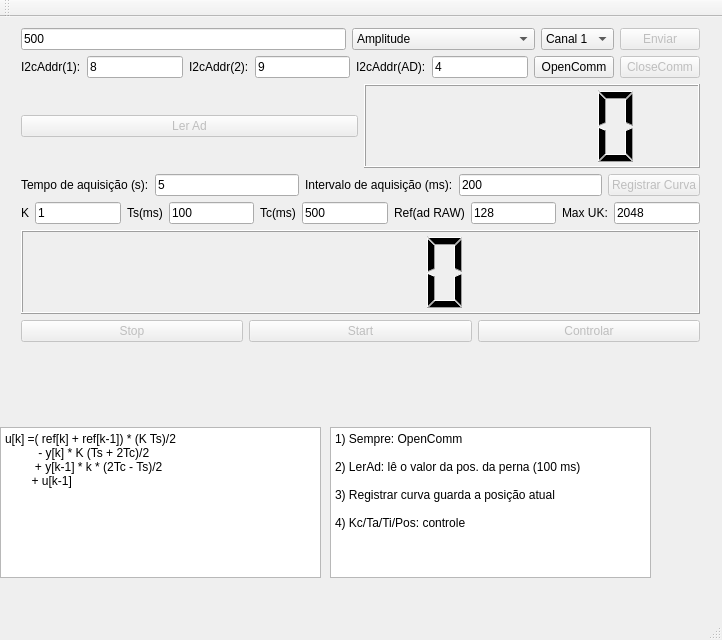
xtarke/estimulator, file controlador_qt/src/mainwindow.ui: the form before one commit.
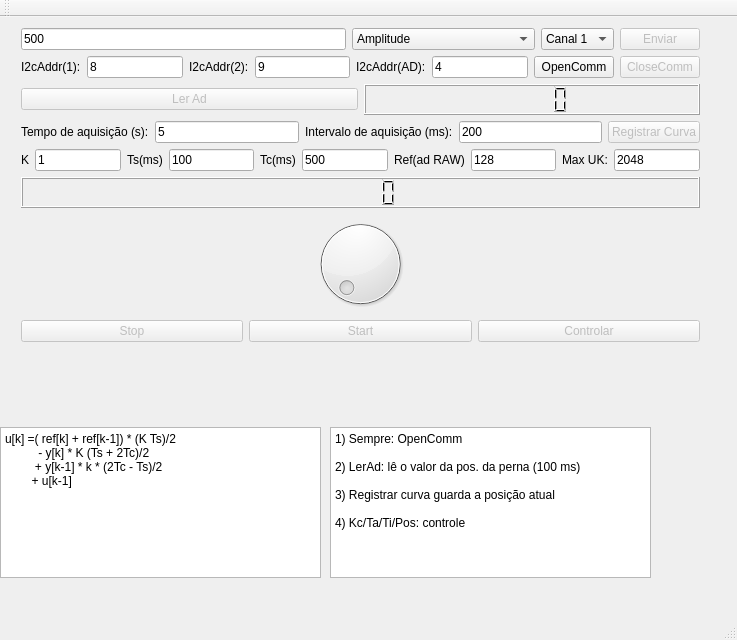
The form after the commit.

```diff
--- a/controlador_qt/src/mainwindow.ui
+++ b/controlador_qt/src/mainwindow.ui
@@ -6,7 +6,7 @@
    <rect>
     <x>0</x>
     <y>0</y>
-    <width>722</width>
+    <width>737</width>
     <height>640</height>
    </rect>
   </property>
@@ -343,6 +343,9 @@
      <item>
       <widget class="QLCDNumber" name="lcdNumberUk"/>
      </item>
+     <item>
+      <widget class="QDial" name="dial"/>
+     </item>
      <item>
       <layout class="QHBoxLayout" name="horizontalLayout_3">
        <item>
```
Left out of the diff: 2 changed lines with no effect on the pictures.
